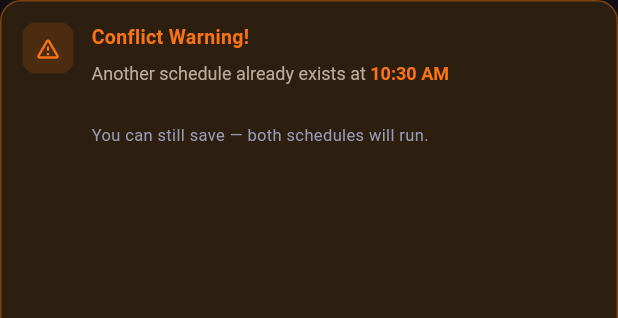
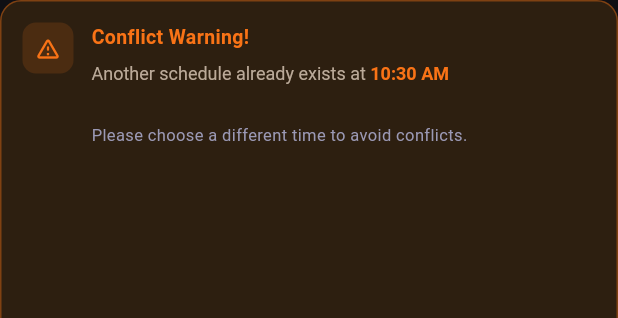
Before and after one commit to EmanuelEnan/App-Scheduler, a Flutter app: the ConflictBanner widget shown alone on an empty page, opened directly with empty values, on a phone screen of 412 x 824 dp. Shown: the top 318 px of the screen. Run offline on Flutter 3.47's test engine with Material 3 defaults, Android fonts, the phone set to English and light mode, and no system bars; our stand-ins replace flutter_riverpod, shared_preferences; missing offline and left inert: device_apps; accounts and stored records are empty; Roboto replaces fonts that are missing (SF Pro Display).

Commit message:
v1.1(updated & completed)

```diff
--- a/lib/features/screens/schedule_details/provider/schedule_form_provider.dart
+++ b/lib/features/screens/schedule_details/provider/schedule_form_provider.dart
@@ -76,7 +76,10 @@ class ScheduleFormNotifier extends Notifier<ScheduleFormState> {
       customWeekdays: List<int>.from(state.customWeekdays),
       createdAt: DateTime.now(),
     );
-
+    if (state.conflicts.isNotEmpty) {
+      print('Conflicts detected with: ${state.conflicts.join(', ')}');
+      return null;
+    }
     await ref.read(schedulesProvider.notifier).add(schedule);
     return schedule;
   }
--- a/lib/features/screens/schedule_details/widget/conflict_banner.dart
+++ b/lib/features/screens/schedule_details/widget/conflict_banner.dart
@@ -98,7 +98,7 @@ class ConflictBanner extends StatelessWidget {
                 ),
                 const SizedBox(height: 6),
                 const Text(
-                  'You can still save — both schedules will run.',
+                  'Please choose a different time to avoid conflicts.',
                   style: TextStyle(fontSize: 11, color: Color(0xFF9B99B5)),
                 ),
               ],
--- a/lib/features/screens/schedule_details/widget/section_card.dart
+++ b/lib/features/screens/schedule_details/widget/section_card.dart
@@ -1,6 +1,5 @@
 import 'package:flutter/material.dart';
 
-/// Reusable form-section card with a muted label and animated error border.
 class SectionCard extends StatelessWidget {
   final Widget child;
   final String? label;
```
